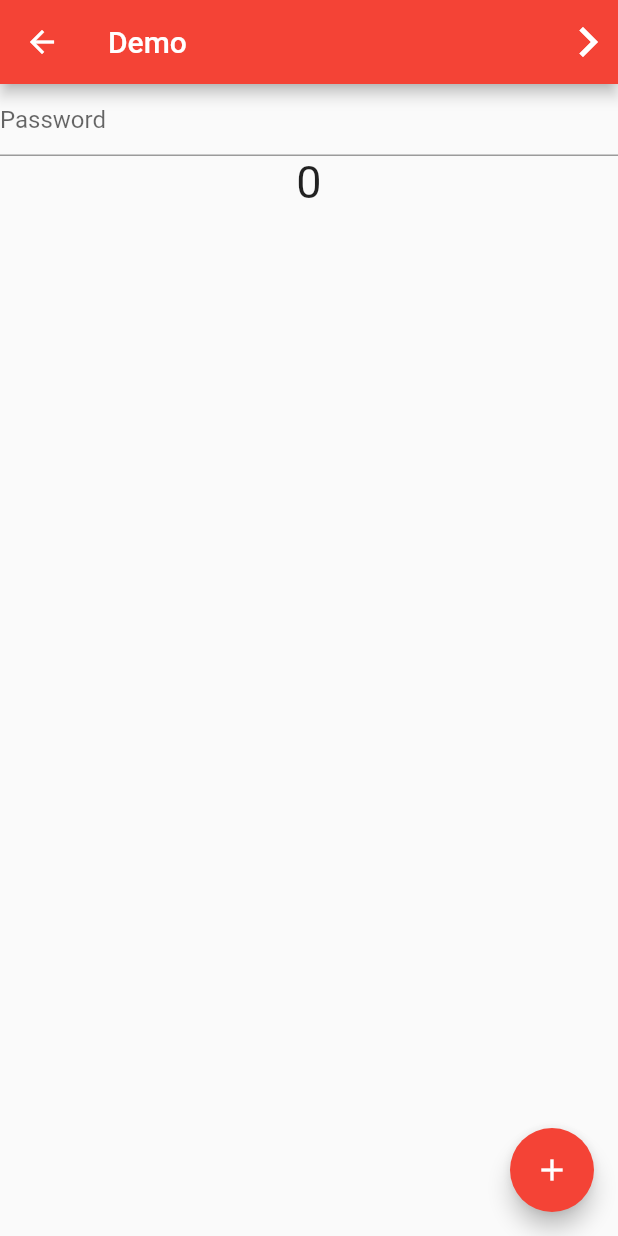
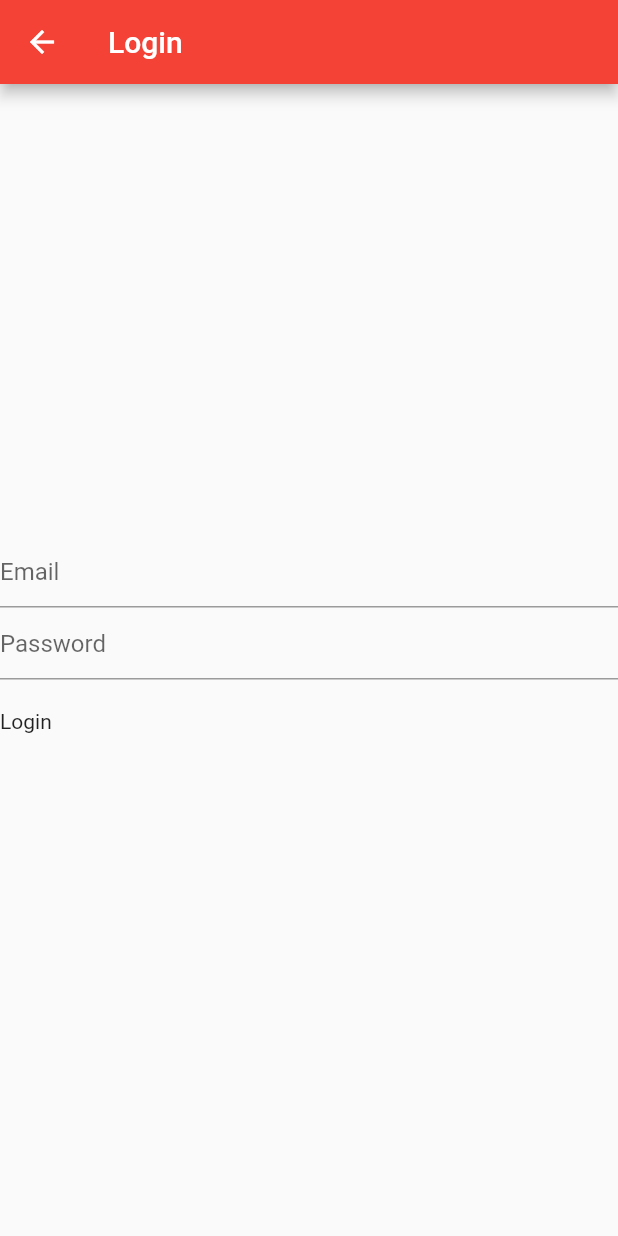
Before and after one commit to rahapal/ProviderStateManagement, a Flutter app: the DemoPage screen opened directly, after a tap on the "navigate next" icon, on a phone screen of 412 x 824 dp. Run offline on Flutter 3.47's test engine with Material 2 defaults, Android fonts, the phone set to English and light mode, and no system bars.

Commit message:
AuthScreen done

```diff
--- /dev/null
+++ b/lib/ProviderController/api_provider.dart
@@ -0,0 +1,6 @@
+//Material deyena vani
+import 'package:flutter/foundation.dart';
+
+class AuthProvider with ChangeNotifier {
+  void auth(String email, String password) async {}
+}
--- a/lib/ScreenUsingProvider/Making_stateless_as_stateful.dart
+++ b/lib/ScreenUsingProvider/Making_stateless_as_stateful.dart
@@ -1,5 +1,6 @@
 import 'package:flutter/foundation.dart';
 import 'package:flutter/material.dart';
+import 'package:learnprovider/ScreenUsingProvider/api_provider.dart';
 
 class DemoPage extends StatelessWidget {
   DemoPage({super.key});
@@ -11,7 +12,10 @@ class DemoPage extends StatelessWidget {
     return Scaffold(
       appBar: AppBar(title: Text('Demo'), actions: [
         IconButton(
-          onPressed: () {},
+          onPressed: () {
+            Navigator.push(
+                context, MaterialPageRoute(builder: (context) => AuthScreen()));
+          },
           icon: Icon(
             Icons.navigate_next,
             size: 40,
@@ -19,13 +23,26 @@ class DemoPage extends StatelessWidget {
         ),
       ]),
       body: Column(
+        crossAxisAlignment: CrossAxisAlignment.center,
         children: [
-          TextFormField(
-            obscureText: _password.value,
-            decoration: InputDecoration(
-              hintText: 'Password',
-            ),
-          ),
+          ValueListenableBuilder(
+              valueListenable: _password,
+              builder: (context, value, child) {
+                return TextFormField(
+                  obscureText: _password.value,
+                  decoration: InputDecoration(
+                    hintText: 'Password',
+                    suffix: InkWell(
+                      onTap: () {
+                        _password.value = !_password.value;
+                      },
+                      child: _password.value
+                          ? Icon(Icons.visibility)
+                          : Icon(Icons.visibility_off),
+                    ),
+                  ),
+                );
+              }),
           Center(
             child: ValueListenableBuilder(
               valueListenable: _counter,
--- /dev/null
+++ b/lib/ScreenUsingProvider/api_provider.dart
@@ -0,0 +1,59 @@
+import 'package:flutter/material.dart';
+import 'package:learnprovider/ProviderController/api_provider.dart';
+import 'package:provider/provider.dart';
+
+class AuthScreen extends StatefulWidget {
+  const AuthScreen({super.key});
+
+  @override
+  State<AuthScreen> createState() => _AuthScreenState();
+}
+
+class _AuthScreenState extends State<AuthScreen> {
+  TextEditingController _emailcontroller = TextEditingController();
+  TextEditingController _passwordcontroller = TextEditingController();
+
+  @override
+  Widget build(BuildContext context) {
+    final authprovider = Provider.of<AuthProvider>(context);
+    return Scaffold(
+      appBar: AppBar(
+        title: Text('Login'),
+      ),
+      body: Column(
+        mainAxisAlignment: MainAxisAlignment.center,
+        crossAxisAlignment: CrossAxisAlignment.center,
+        children: [
+          TextFormField(
+            controller: _emailcontroller,
+            decoration: InputDecoration(
+              hintText: 'Email',
+            ),
+          ),
+          TextFormField(
+            controller: _passwordcontroller,
+            decoration: InputDecoration(
+              hintText: 'Password',
+            ),
+          ),
+          SizedBox(
+            height: 20,
+          ),
+          InkWell(
+            onTap: () {
+              authprovider.auth(
+                _emailcontroller.toString(),
+                _passwordcontroller.toString(),
+              );
+            },
+            child: Container(
+              height: 50,
+              width: double.infinity,
+              child: Text('Login'),
+            ),
+          )
+        ],
+      ),
+    );
+  }
+}
--- a/lib/main.dart
+++ b/lib/main.dart
@@ -1,5 +1,6 @@
 import 'package:flutter/material.dart';
 import 'package:learnprovider/ProviderController/Theme_provider.dart';
+import 'package:learnprovider/ProviderController/api_provider.dart';
 import 'package:learnprovider/ProviderController/favorite_provider.dart';
 import 'package:learnprovider/ProviderController/silder_provider.dart';
 import 'package:learnprovider/ScreenUsingProvider/Slider_with_provider.dart';
@@ -35,6 +36,9 @@ class MyApp extends StatelessWidget {
         ChangeNotifierProvider(
           create: (_) => ThemeProvider(),
         ),
+        ChangeNotifierProvider(
+          create: (_) => AuthProvider(),
+        ),
       ],
       child: Builder(builder: (BuildContext context) {
         final themechanger = Provider.of<ThemeProvider>(context);
--- a/pubspec.yaml
+++ b/pubspec.yaml
@@ -32,6 +32,7 @@ dependencies:
   flutter:
     sdk: flutter
   provider: ^6.0.4
+  http: ^0.13.5
 
 
   # The following adds the Cupertino Icons font to your application.
```
Also changed, not shown: pubspec.lock, 36 other files.
